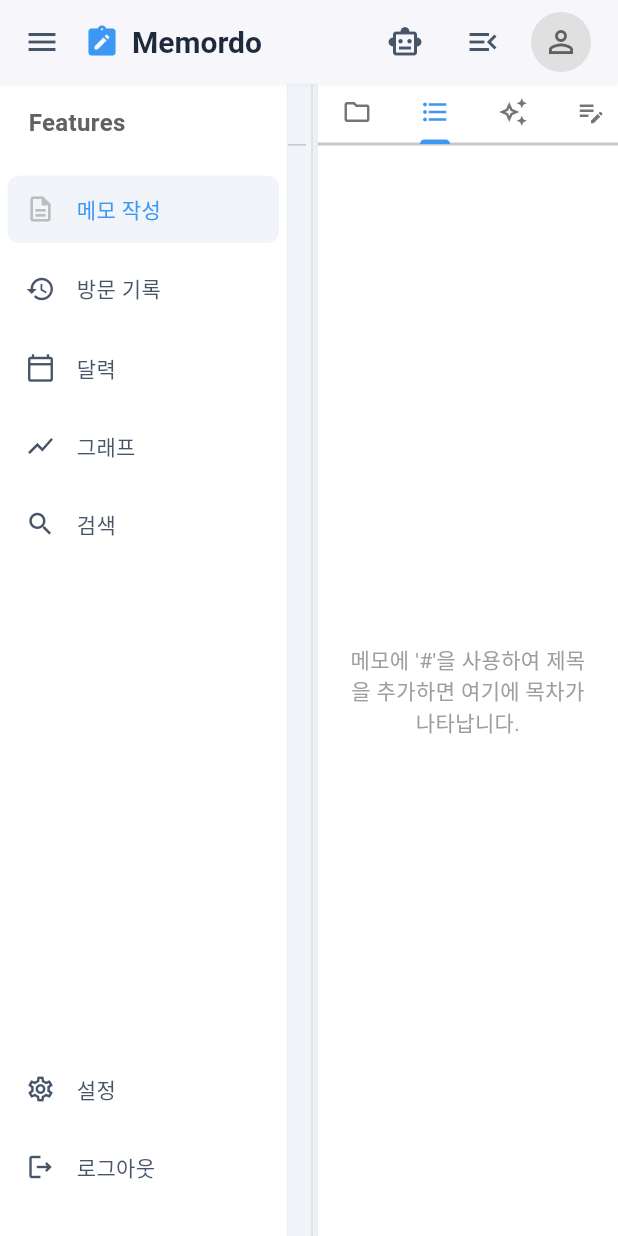
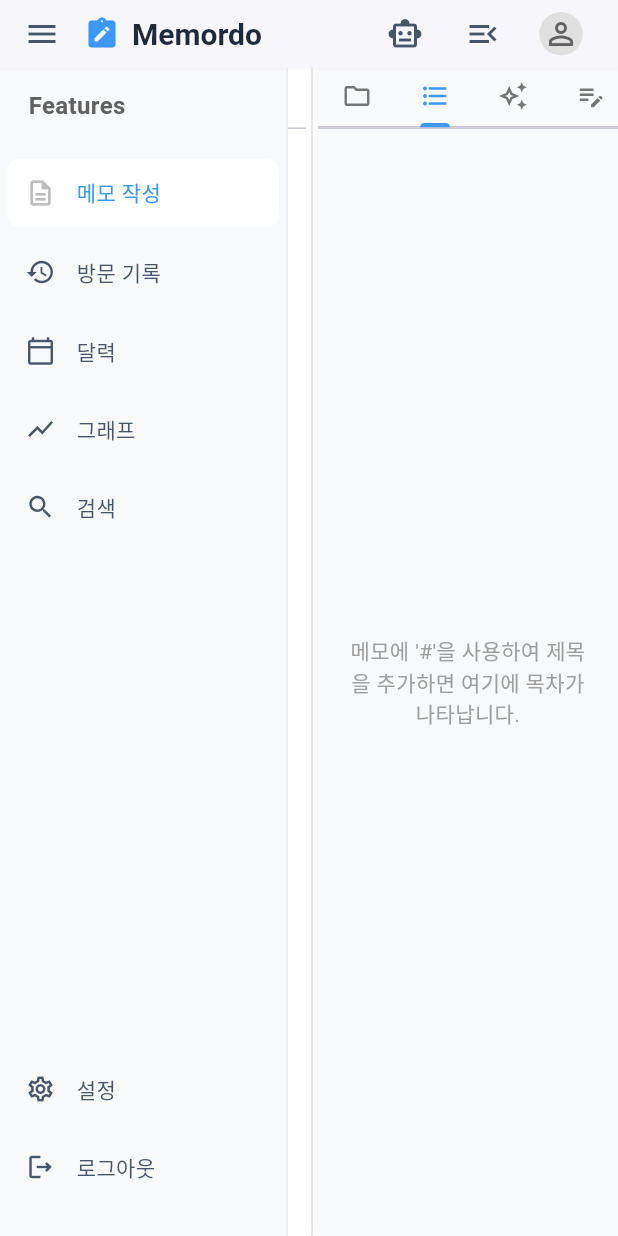
Before and after one commit to 810072/Memordo, a Flutter app: the MainLayout screen opened directly with empty values, tab 2 chosen, on a phone screen of 412 x 824 dp. Run offline on Flutter 3.47's test engine with Material 3 defaults, Android fonts, the phone set to English and light mode, and no system bars; our stand-ins replace file_picker, flutter_dotenv, flutter_secure_storage, shared_preferences, table_calendar; missing offline and left inert: dart:html, desktop_multi_window, graphview, window_manager; accounts and stored records are empty; network calls fail; Roboto replaces fonts that are missing (Work Sans).

Commit message:
색상 변경

```diff
--- a/Frontend/lib/layout/left_sidebar_content.dart
+++ b/Frontend/lib/layout/left_sidebar_content.dart
@@ -1,15 +1,8 @@
 // Frontend/lib/layout/left_sidebar_content.dart
 import 'package:flutter/material.dart';
-import '../features/meeting_screen.dart';
-import '../features/calendar_page.dart';
-import '../features/graph_page.dart';
-import '../features/history.dart';
-import '../features/search_page.dart'; // ✨ 추가
-import '../auth/login_page.dart';
 import '../features/page_type.dart';
-import '../features/settings_page.dart';
+import '../providers/token_status_provider.dart';
 import 'package:provider/provider.dart';
-import '../providers/token_status_provider.dart';
 
 class LeftSidebarContent extends StatelessWidget {
   final bool isExpanded;
@@ -26,7 +19,7 @@ class LeftSidebarContent extends StatelessWidget {
   @override
   Widget build(BuildContext context) {
     return Material(
-      color: Colors.white,
+      color: Colors.transparent,
       child: Container(
         padding: EdgeInsets.symmetric(
           vertical: 10.0,
@@ -85,9 +78,8 @@ class LeftSidebarContent extends StatelessWidget {
               context,
               Icons.search_outlined,
               '검색',
-              PageType.search, // ✨ 변경: PageType.search
-              () => onPageSelected(PageType.search), // ✨ 변경: SearchPage로 이동
-              // tooltipMessage: '검색 기능은 추후 추가 예정입니다.', // 툴팁 메시지 제거
+              PageType.search,
+              () => onPageSelected(PageType.search),
             ),
             const Spacer(),
             _sideBarItem(
@@ -134,10 +126,12 @@ class LeftSidebarContent extends StatelessWidget {
     final Color textColor =
         isCurrentPage && !alwaysEnabled ? activeColor : inactiveColor;
     final Color iconColor = isEnabled ? textColor : Colors.grey.shade400;
+
+    // ✨ [수정] 활성화된 아이템의 배경색을 scaffoldBackgroundColor(흰색)로 변경
     final Color bgColor =
         isCurrentPage && !alwaysEnabled
-            ? const Color(0xFFF1F5F9)
-            : Colors.white;
+            ? Theme.of(context).scaffoldBackgroundColor
+            : Colors.transparent; // 비활성 아이템은 배경색 없음
 
     final String resolvedTooltip = tooltipMessage ?? text;
 
@@ -155,7 +149,8 @@ class LeftSidebarContent extends StatelessWidget {
           child: InkWell(
             onTap: isEnabled ? onPressed : null,
             borderRadius: BorderRadius.circular(8.0),
-            hoverColor: const Color(0xFFE2E8F0),
+            // ✨ [수정] hoverColor를 좀 더 연하게 조정
+            hoverColor: Colors.black.withOpacity(0.04),
             child: Padding(
               padding: EdgeInsets.symmetric(
                 vertical: 12.0,
--- a/Frontend/lib/layout/main_layout.dart
+++ b/Frontend/lib/layout/main_layout.dart
@@ -37,10 +37,6 @@ class _MainLayoutState extends State<MainLayout> {
   bool _isLeftExpanded = true;
   bool _isRightExpanded = true;
 
-  // ✨ [제거] 너비 조절 관련 상태 변수를 ResizableRightSidebar 위젯으로 이동시켰습니다.
-  // double _rightSidebarWidth = 200.0;
-  // bool _isResizing = false;
-
   late final List<Widget> _pages;
 
   @override
@@ -72,7 +68,7 @@ class _MainLayoutState extends State<MainLayout> {
   Widget _getPageWidget(PageType pageType) {
     switch (pageType) {
       case PageType.home:
-        return MeetingScreen();
+        return const MeetingScreen();
       case PageType.history:
         return const HistoryPage();
       case PageType.calendar:
@@ -107,9 +103,10 @@ class _MainLayoutState extends State<MainLayout> {
     final bool showRightPanelButton = _showRightSidebar;
 
     return Scaffold(
-      backgroundColor: const Color(0xFFF1F5F9),
-      appBar: AppBar(
-        backgroundColor: Colors.white,
+      // ✨ [수정] AppBar를 PreferredSize로 감싸서 높이를 조절합니다.
+      appBar: PreferredSize(
+        preferredSize: const Size.fromHeight(45.0), // 새 높이 설정
+        child: AppBar(
           elevation: 1.0,
           shadowColor: Colors.black12,
           titleSpacing: 0,
@@ -162,6 +159,7 @@ class _MainLayoutState extends State<MainLayout> {
             const SizedBox(width: 10),
           ],
         ),
+      ),
       body: Row(
         children: [
           AnimatedContainer(
@@ -169,7 +167,7 @@ class _MainLayoutState extends State<MainLayout> {
             curve: Curves.easeInOut,
             width: _isLeftExpanded ? 192 : 52,
             decoration: BoxDecoration(
-              color: Colors.white,
+              color: Theme.of(context).cardColor,
               border: Border(right: BorderSide(color: Colors.grey.shade200)),
             ),
             child: LeftSidebarContent(
@@ -184,7 +182,6 @@ class _MainLayoutState extends State<MainLayout> {
               children: _pages,
             ),
           ),
-          // ✨ [수정] 오른쪽 사이드바 로직을 ResizableRightSidebar 위젯으로 대체하여 성능을 개선합니다.
           if (_showRightSidebar)
             ResizableRightSidebar(
               isVisible: _isRightExpanded,
@@ -262,7 +259,6 @@ class _MainLayoutState extends State<MainLayout> {
   }
 }
 
-// ✨ [추가] 사이드바 너비 조절 로직을 캡슐화한 새로운 위젯
 class ResizableRightSidebar extends StatefulWidget {
   final Widget child;
   final bool isVisible;
@@ -283,10 +279,9 @@ class _ResizableRightSidebarState extends State<ResizableRightSidebar> {
 
   @override
   Widget build(BuildContext context) {
-    // 사이드바의 실제 내용물
     final sidebarContent = Container(
       decoration: BoxDecoration(
-        color: Colors.white,
+        color: Theme.of(context).cardColor,
         boxShadow: [
           BoxShadow(
             color: Colors.black.withOpacity(0.05),
@@ -299,7 +294,6 @@ class _ResizableRightSidebarState extends State<ResizableRightSidebar> {
       child: ClipRect(child: widget.child),
     );
 
-    // 너비 조절 중일 때와 아닐 때를 구분하여 다른 컨테이너를 반환
     final resizableContainer =
         _isResizing
             ? Container(width: _width, child: sidebarContent)
@@ -312,7 +306,6 @@ class _ResizableRightSidebarState extends State<ResizableRightSidebar> {
 
     return Row(
       children: [
-        // 사이드바가 보일 때만 조절 핸들 표시
         if (widget.isVisible)
           GestureDetector(
             onHorizontalDragStart: (_) => setState(() => _isResizing = true),
--- a/Frontend/lib/layout/right_sidebar_content.dart
+++ b/Frontend/lib/layout/right_sidebar_content.dart
@@ -75,11 +75,11 @@ class _RightSidebarContentState extends State<RightSidebarContent>
       children: [
         Container(
           height: 40,
-          color: Colors.white,
+          // ✨ [수정] Colors.white 대신 테마의 cardColor를 사용
+          color: Theme.of(context).cardColor,
           child: Row(
             mainAxisAlignment: MainAxisAlignment.start,
             children: [
-              // ✨ [수정] TabBar를 Flexible로 감싸서 RenderFlex overflow 오류를 해결합니다.
               Flexible(
                 child: TabBar(
                   controller: _tabController,
--- a/Frontend/lib/providers/theme_provider.dart
+++ b/Frontend/lib/providers/theme_provider.dart
@@ -44,48 +44,49 @@ class ThemeProvider with ChangeNotifier {
   }
 
   // 라이트 테마 정의
-  ThemeData _lightTheme = ThemeData(
+  final ThemeData _lightTheme = ThemeData(
     brightness: Brightness.light,
     primaryColor: const Color(0xFF3d98f4), // 앱의 주요 색상
-    scaffoldBackgroundColor: const Color(0xFFF1F5F9), // 스캐폴드 배경색
+    scaffoldBackgroundColor: Colors.white, // 메모 영역은 흰색으로 유지
+    // ✨ [수정] 앱바 배경색을 흰색으로 변경
     appBarTheme: const AppBarTheme(
-      backgroundColor: Colors.white, // 앱바 배경색
+      backgroundColor: Colors.white,
       foregroundColor: Color(0xFF1E293B), // 앱바 전경색 (아이콘, 텍스트)
-      elevation: 1.0, // 앱바 그림자
+      elevation: 1.0,
+      shadowColor: Colors.black12,
     ),
-    cardColor: Colors.white, // 카드 위젯 배경색
+    // 사이드바 배경색은 이전의 연한 회색으로 유지
+    cardColor: const Color(0xFFF8F9FA),
     textTheme: TextTheme(
-      bodyMedium: TextStyle(color: Colors.grey.shade800), // 본문 텍스트 색상
-      titleMedium: TextStyle(color: Colors.grey.shade700), // 제목 텍스트 색상
-      bodyLarge: TextStyle(color: Colors.grey.shade800), // 큰 본문 텍스트 색상
+      bodyMedium: TextStyle(color: Colors.grey.shade800),
+      titleMedium: TextStyle(color: Colors.grey.shade700),
+      bodyLarge: TextStyle(color: Colors.grey.shade800),
     ),
     listTileTheme: const ListTileThemeData(
-      iconColor: Colors.black54, // 리스트 타일 아이콘 색상
-      textColor: Colors.black87, // 리스트 타일 텍스트 색상
+      iconColor: Colors.black54,
+      textColor: Colors.black87,
     ),
-    // 다른 라이트 테마 속성들을 여기에 추가할 수 있습니다.
   );
 
   // 다크 테마 정의
-  ThemeData _darkTheme = ThemeData(
+  final ThemeData _darkTheme = ThemeData(
     brightness: Brightness.dark,
-    primaryColor: Colors.deepPurple.shade300, // 앱의 주요 색상 (다크 모드용)
-    scaffoldBackgroundColor: const Color(0xFF12182B), // 스캐폴드 배경색을 더 진하게
+    primaryColor: Colors.deepPurple.shade300,
+    scaffoldBackgroundColor: const Color(0xFF12182B),
     appBarTheme: AppBarTheme(
-      backgroundColor: const Color(0xFF1E273B), // 앱바 배경색을 더 진하게
-      foregroundColor: Colors.white, // 앱바 전경색을 흰색으로
+      backgroundColor: const Color(0xFF1E273B),
+      foregroundColor: Colors.white,
       elevation: 1.0,
     ),
-    cardColor: const Color(0xFF1E273B), // 카드 위젯 배경색을 앱바와 동일하게 더 진하게
+    cardColor: const Color(0xFF1E273B),
     textTheme: TextTheme(
-      bodyMedium: const TextStyle(color: Colors.white), // 본문 텍스트 색상을 흰색으로
-      titleMedium: const TextStyle(color: Colors.white), // 제목 텍스트 색상을 흰색으로
-      bodyLarge: const TextStyle(color: Colors.white), // 큰 본문 텍스트 색상을 흰색으로
+      bodyMedium: const TextStyle(color: Colors.white),
+      titleMedium: const TextStyle(color: Colors.white),
+      bodyLarge: const TextStyle(color: Colors.white),
     ),
     listTileTheme: const ListTileThemeData(
-      iconColor: Colors.white, // 리스트 타일 아이콘 색상을 흰색으로
-      textColor: Colors.white, // 리스트 타일 텍스트 색상을 흰색으로
+      iconColor: Colors.white,
+      textColor: Colors.white,
     ),
-    // 다른 다크 테마 속성들을 여기에 추가할 수 있습니다.
   );
 }
```
Also changed, not shown: Frontend/lib/features/calendar_page.dart (+4 -7 lines), Frontend/lib/features/history.dart (+3 -44 lines), Frontend/lib/features/settings_page.dart (+15 -25 lines). Lines whose indentation alone changed are shown as unchanged.
